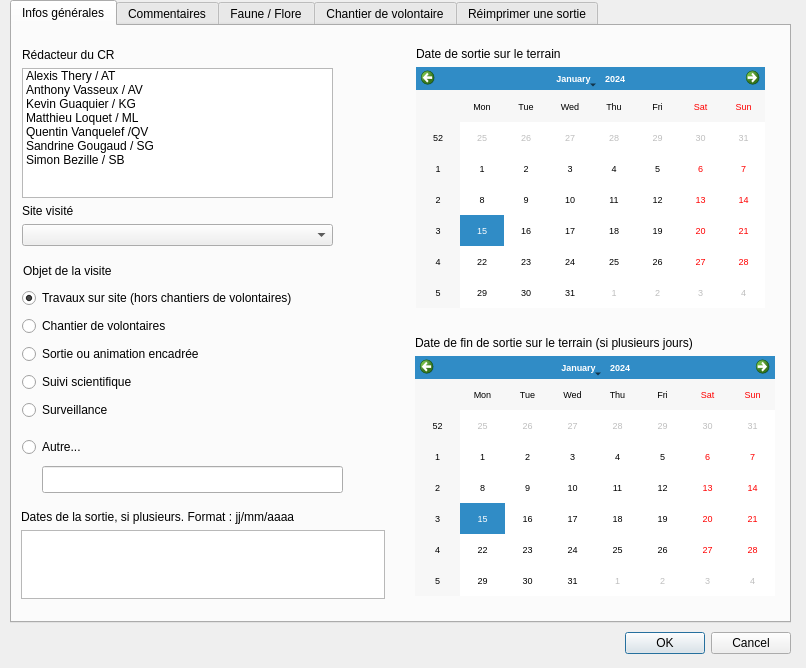
First picture: the form in ui_bdtravaux_sortie.ui, repository VincentD/bdtravaux, before the edit.
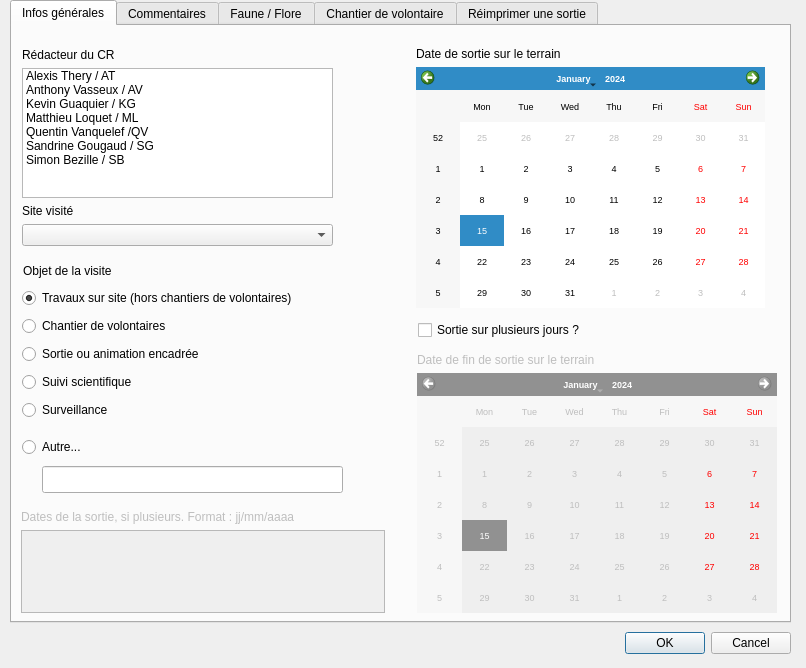
Second picture: the form after the edit.

Commit message: - Issue #55 : Calendrier "datefin" et zone de texte "plsrsdates" désactivés par défaut. Une checkbox ("chbox_plsrsjrs") permet de les activer pour saisir une date de fin dans le calendrier et l'ensemble de dates dans la zone de texte. Si chbox_plsrsjrs n'est pas cochée quand l'utilisateur clique sur "OK", datefin = date et plsrsdates = ''. - Déplacé les étiquettes des opérations et des dates sur le verso du composeur pour qu'elles ne se chevauchent plus.

```diff
--- a/ui_bdtravaux_sortie.ui
+++ b/ui_bdtravaux_sortie.ui
@@ -291,8 +291,8 @@
     <widget class="QWidget" name="verticalLayoutWidget_3">
      <property name="geometry">
       <rect>
-       <x>403</x>
-       <y>310</y>
+       <x>405</x>
+       <y>327</y>
        <width>360</width>
        <height>260</height>
       </rect>
@@ -300,13 +300,19 @@
      <layout class="QVBoxLayout" name="vertlayout_datefin">
       <item>
        <widget class="QLabel" name="lbl_datefin">
+        <property name="enabled">
+         <bool>false</bool>
+        </property>
         <property name="text">
-         <string>Date de fin de sortie sur le terrain (si plusieurs jours)</string>
+         <string>Date de fin de sortie sur le terrain</string>
         </property>
        </widget>
       </item>
       <item>
        <widget class="QCalendarWidget" name="datefin">
+        <property name="enabled">
+         <bool>false</bool>
+        </property>
         <property name="baseSize">
          <size>
           <width>0</width>
@@ -335,28 +341,48 @@
       </item>
      </layout>
     </widget>
-    <widget class="QWidget" name="">
+    <widget class="QWidget" name="layoutWidget">
      <property name="geometry">
       <rect>
        <x>9</x>
        <y>484</y>
        <width>364</width>
-       <height>89</height>
+       <height>103</height>
       </rect>
      </property>
      <layout class="QVBoxLayout" name="vlayout_plsrsdates">
       <item>
        <widget class="QLabel" name="lbl_plsrsdates">
+        <property name="enabled">
+         <bool>false</bool>
+        </property>
         <property name="text">
          <string>Dates de la sortie, si plusieurs. Format : jj/mm/aaaa</string>
         </property>
        </widget>
       </item>
       <item>
-       <widget class="QTextEdit" name="plsrsdates"/>
+       <widget class="QTextEdit" name="plsrsdates">
+        <property name="enabled">
+         <bool>false</bool>
+        </property>
+       </widget>
       </item>
      </layout>
     </widget>
+    <widget class="QCheckBox" name="chbox_plsrsjrs">
+     <property name="geometry">
+      <rect>
+       <x>406</x>
+       <y>293</y>
+       <width>210</width>
+       <height>22</height>
+      </rect>
+     </property>
+     <property name="text">
+      <string>Sortie sur plusieurs jours ?</string>
+     </property>
+    </widget>
    </widget>
    <widget class="QWidget" name="tab_comm">
     <attribute name="title">
```
Left out of the diff: 3 changed lines with no effect on the pictures. The commit also changes 2 other files.
